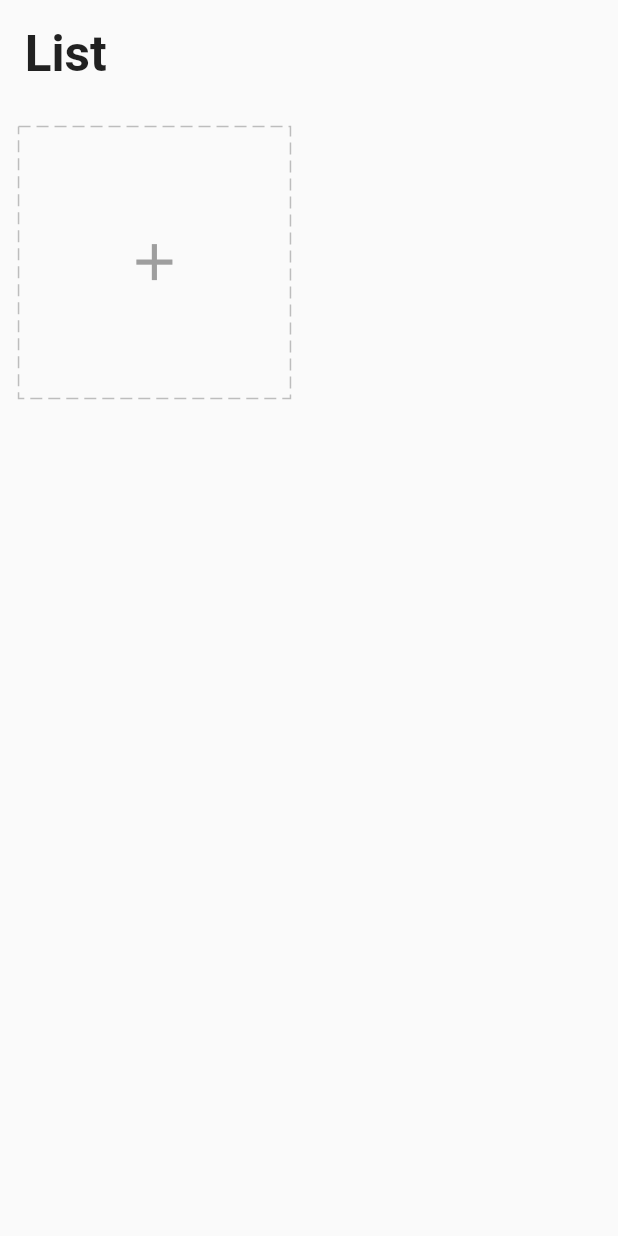
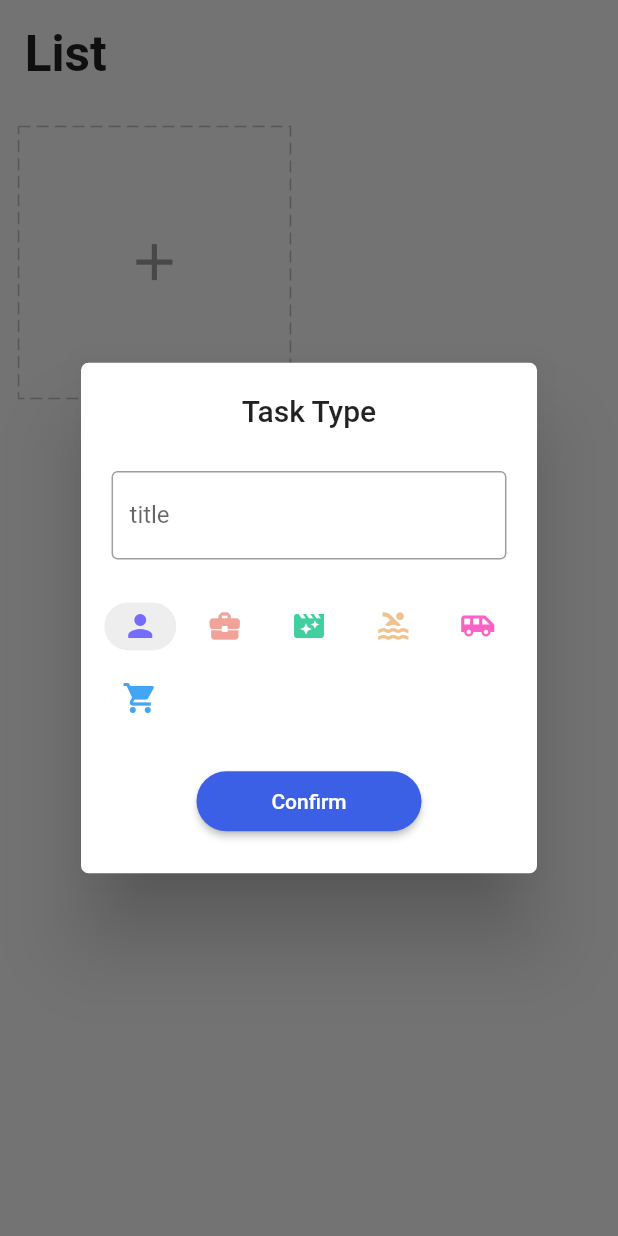
Before and after one commit to Salah-Alfy/FlutterTodo, a Flutter app: the screen it shows after launch, after a tap on the "add" icon, on a phone screen of 412 x 824 dp. Run offline on Flutter 3.47's test engine with Material 2 defaults, Android fonts, the phone set to English and light mode, and no system bars; drawn by our look-alikes of dotted_border; our stand-ins replace equatable, flutter_easyloading, get, get_storage.

```diff
--- a/lib/app/modules/home/controller.dart
+++ b/lib/app/modules/home/controller.dart
@@ -1,3 +1,6 @@
+// ignore_for_file: unnecessary_overrides
+
+import 'package:flutter/cupertino.dart';
 import 'package:get/get.dart';
 import 'package:todos/app/data/models/task.dart';
 import 'package:todos/app/data/services/storage/task_repository.dart';
@@ -7,17 +10,36 @@ class HomeController extends GetxController {
 
   HomeController({required this.taskRepository});
 
+  final formKey = GlobalKey<FormState>();
+  final editController = TextEditingController();
+  final chipIndex = 0.obs;
   final tasks = <Task>[].obs;
 
   @override
   void onInit() {
     super.onInit();
     tasks.assignAll(taskRepository.readTask());
-    ever(tasks, (_) => taskRepository.writeTasks(tasks));//when ever task changes write task
+    ever(
+        tasks,
+        (_) => taskRepository
+            .writeTasks(tasks)); //when ever task changes write task
   }
 
   @override
   void onClose() {
     super.onClose();
   }
+
+  void changeChipIndex(int value) {
+    chipIndex.value = value;
+  }
+
+  bool addTask(Task task) {
+    if (tasks.contains(task)) {
+      //here equtable compare if task have same icon name color then no add
+      return false;
+    }
+    tasks.add(task);
+    return true;
+  }
 }
--- a/lib/app/modules/home/widgets/add_card.dart
+++ b/lib/app/modules/home/widgets/add_card.dart
@@ -1,7 +1,12 @@
+// ignore_for_file: must_be_immutable, prefer_typing_uninitialized_variables
+
 import 'package:dotted_border/dotted_border.dart';
 import 'package:flutter/material.dart';
+import 'package:flutter_easyloading/flutter_easyloading.dart';
 import 'package:get/get.dart';
 import 'package:todos/app/core/utils/extensions.dart';
+import 'package:todos/app/core/values/colors.dart';
+import 'package:todos/app/data/models/task.dart';
 import 'package:todos/app/modules/home/controller.dart';
 import 'package:todos/app/widgets/icons.dart';
 
@@ -21,7 +26,89 @@ class AddCard extends StatelessWidget {
         height: squareWidth / 2,
         margin: EdgeInsets.all(3.0.wp),
         child: InkWell(
-          onTap: () {},
+          onTap: () {
+            Get.defaultDialog(
+                titlePadding: EdgeInsets.symmetric(vertical: 5.0.wp),
+                radius: 5,
+                title: "Task Type",
+                content: Form(
+                    key: homeController.formKey,
+                    child: Column(
+                      children: [
+                        Padding(
+                          padding: EdgeInsets.symmetric(horizontal: 3.0.wp),
+                          child: TextFormField(
+                            controller: homeController.editController,
+                            decoration: const InputDecoration(
+                                border: OutlineInputBorder(),
+                                labelText: "title"),
+                            validator: (value) {
+                              if (value == null || value.trim().isEmpty) {
+                                return "Please Enter Your Task Title";
+                              }
+                              return null;
+                            },
+                          ),
+                        ),
+                        Padding(
+                          padding: EdgeInsets.symmetric(vertical: 5.0.wp),
+                          child: Wrap(
+                              spacing: 2.0.wp,
+                              children: icons
+                                  .map((e) => Obx(() {
+                                        final index = icons.indexOf(e);
+                                        return ChoiceChip(
+                                          label: e,
+                                          selectedColor: Colors.grey[200],
+                                          pressElevation: 0,
+                                          backgroundColor: Colors.white,
+                                          selected:
+                                              homeController.chipIndex.value ==
+                                                  index,
+                                          onSelected: (bool selected) {
+                                            homeController.chipIndex.value =
+                                                selected ? index : 0;
+                                          },
+                                        );
+                                      }))
+                                  .toList()),
+                        ),
+                        ElevatedButton(
+                          onPressed: () {
+                            if (homeController.formKey.currentState!
+                                .validate()) {
+                              int icon = icons[homeController.chipIndex.value]
+                                  .icon!
+                                  .codePoint;
+                              String color =
+                                  icons[homeController.chipIndex.value]
+                                      .color!
+                                      .toHex();
+                              var task = Task(
+                                  title: homeController.editController.text,
+                                  icon: icon,
+                                  color: color);
+                              Get.back();
+                              homeController.addTask(task)
+                                  ? EasyLoading.showSuccess("Create Sucess")
+                                  : EasyLoading.showError("Duplicated Task");
+                            }
+                          },
+                          child: const Text("Confirm"),
+                          style: ElevatedButton.styleFrom(
+                            primary: blue,
+                            shape: RoundedRectangleBorder(
+                              borderRadius: BorderRadius.circular(20),
+                            ),
+                            minimumSize: const Size(150, 40),
+                          ),
+                        )
+                      ],
+                    )));
+
+            homeController.editController.clear();
+            homeController.changeChipIndex(0);
+          },
           child: DottedBorder(
             color: Colors.grey[400]!,
             dashPattern: const [8, 4],
```
